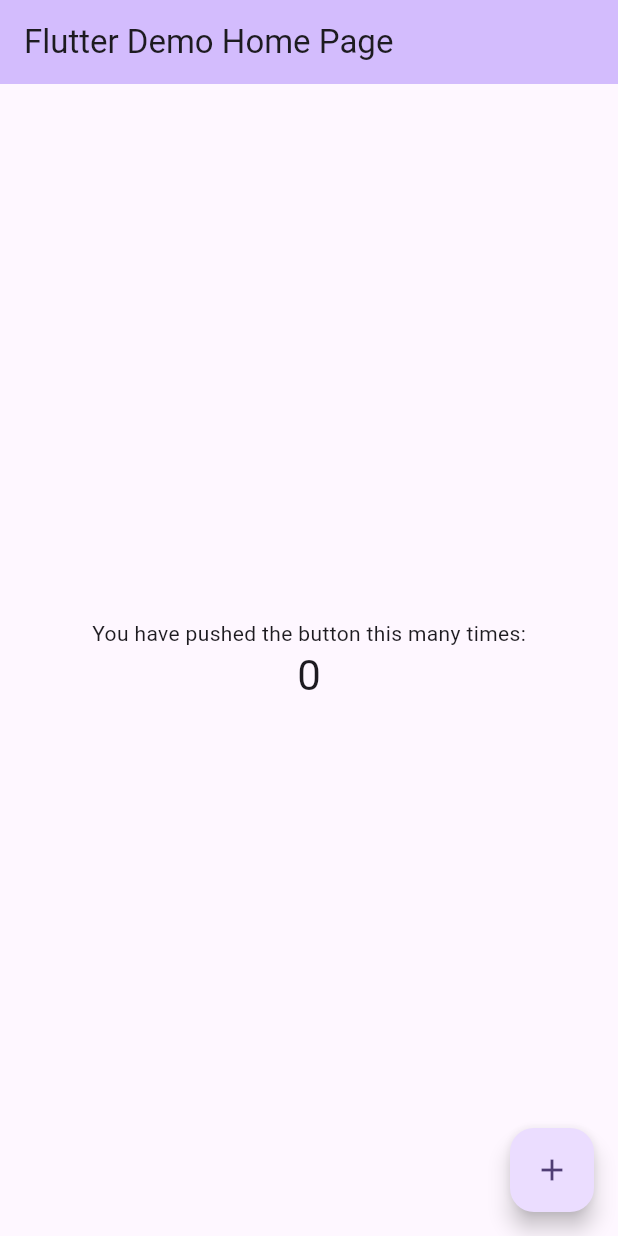
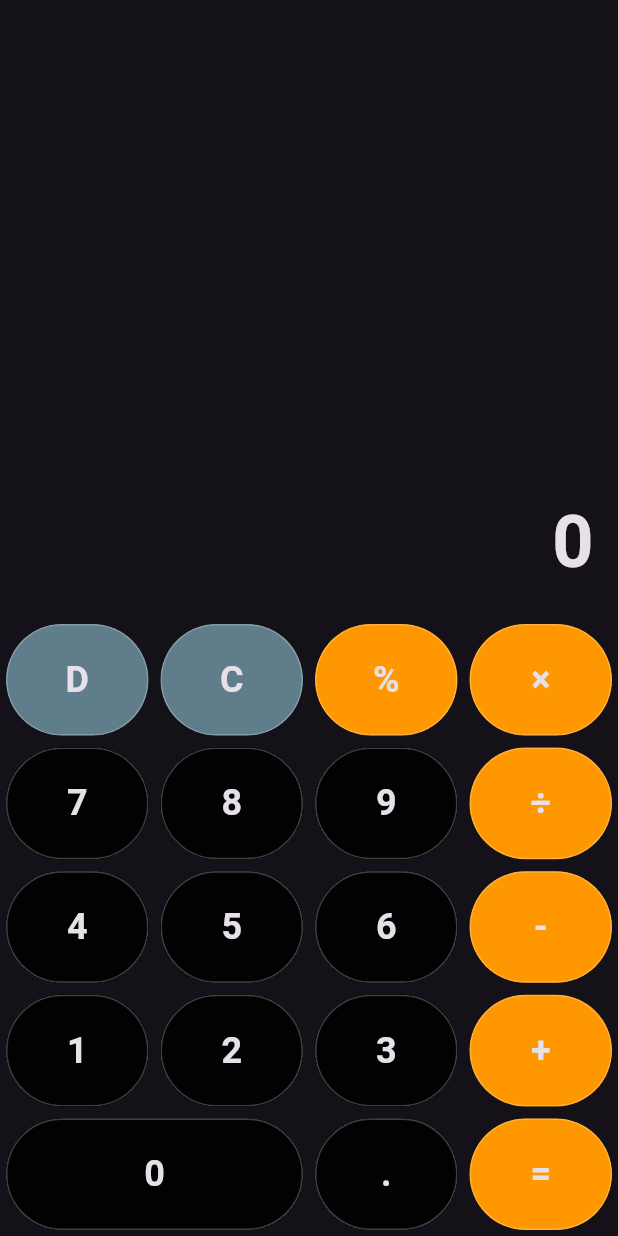
Before and after one commit to CodexGigas07/calculadora, a Flutter app: the screen it shows after launch, on a phone screen of 412 x 824 dp. Run offline on Flutter 3.47's test engine with Material 3 defaults, Android fonts, the phone set to English and light mode, and no system bars.

Commit message:
:sparkles: Agregado archivos button_values, calculator_screen y main

```diff
--- /dev/null
+++ b/lib/button_values.dart
@@ -0,0 +1,44 @@
+class Btn {
+  static const String del = "D";
+  static const String clr = "C";
+  static const String per = "%";
+  static const String multiply = "×";
+  static const String divide = "÷";
+  static const String add = "+";
+  static const String subtract = "-";
+  static const String calculate = "=";
+  static const String dot = ".";
+
+  static const String n0 = "0";
+  static const String n1 = "1";
+  static const String n2 = "2";
+  static const String n3 = "3";
+  static const String n4 = "4";
+  static const String n5 = "5";
+  static const String n6 = "6";
+  static const String n7 = "7";
+  static const String n8 = "8";
+  static const String n9 = "9";
+
+  static const List<String> buttonValues = [
+    del,
+    clr,
+    per,
+    multiply,
+    n7,
+    n8,
+    n9,
+    divide,
+    n4,
+    n5,
+    n6,
+    subtract,
+    n1,
+    n2,
+    n3,
+    add,
+    n0,
+    dot,
+    calculate,
+  ];
+}
--- /dev/null
+++ b/lib/calculator_screen.dart
@@ -0,0 +1,258 @@
+import 'package:calculadora/button_values.dart';
+import 'package:flutter/material.dart';
+
+class CalculatorScreen extends StatefulWidget {
+  const CalculatorScreen({super.key});
+
+  @override
+  State<CalculatorScreen> createState() => _CalculatorScreenState();
+}
+
+class _CalculatorScreenState extends State<CalculatorScreen> {
+  String number1 = ""; // . 0-9
+  String operand = ""; // + - * /
+  String number2 = ""; // . 0-9
+
+  @override
+  Widget build(BuildContext context) {
+    final screenSize = MediaQuery.of(context).size;
+    return Scaffold(
+      body: SafeArea(
+        bottom: false,
+        child: Column(
+          children: [
+            // salida
+            Expanded(
+              child: SingleChildScrollView(
+                reverse: true,
+                child: Container(
+                  alignment: Alignment.bottomRight,
+                  padding: const EdgeInsets.all(16),
+                  child: Text(
+                    "$number1$operand$number2".isEmpty
+                        ? "0"
+                        : "$number1$operand$number2",
+                    style: const TextStyle(
+                      fontSize: 48,
+                      fontWeight: FontWeight.bold,
+                    ),
+                    textAlign: TextAlign.end,
+                  ),
+                ),
+              ),
+            ),
+
+            // botones
+            Wrap(
+              children: Btn.buttonValues
+                  .map(
+                    (value) => SizedBox(
+                      width: value == Btn.n0
+                          ? screenSize.width / 2
+                          : (screenSize.width / 4),
+                      height: screenSize.width / 5,
+                      child: buildButton(value),
+                    ),
+                  )
+                  .toList(),
+            )
+          ],
+        ),
+      ),
+    );
+  }
+
+  Widget buildButton(value) {
+    return Padding(
+      padding: const EdgeInsets.all(4.0),
+      child: Material(
+        color: getBtnColor(value),
+        clipBehavior: Clip.hardEdge,
+        shape: OutlineInputBorder(
+          borderSide: const BorderSide(
+            color: Colors.white24,
+          ),
+          borderRadius: BorderRadius.circular(100),
+        ),
+        child: InkWell(
+          onTap: () => onBtnTap(value),
+          child: Center(
+            child: Text(
+              value,
+              style: const TextStyle(
+                fontWeight: FontWeight.bold,
+                fontSize: 24,
+              ),
+            ),
+          ),
+        ),
+      ),
+    );
+  }
+
+  // ########
+  void onBtnTap(String value) {
+    if (value == Btn.del) {
+      delete();
+      return;
+    }
+
+    if (value == Btn.clr) {
+      clearAll();
+      return;
+    }
+
+    if (value == Btn.per) {
+      convertToPercentage();
+      return;
+    }
+
+    if (value == Btn.calculate) {
+      calculate();
+      return;
+    }
+
+    appendValue(value);
+  }
+
+  // ##############
+  // calcula el resultado
+  void calculate() {
+    if (number1.isEmpty) return;
+    if (operand.isEmpty) return;
+    if (number2.isEmpty) return;
+
+    final double num1 = double.parse(number1);
+    final double num2 = double.parse(number2);
+
+    var result = 0.0;
+    switch (operand) {
+      case Btn.add:
+        result = num1 + num2;
+        break;
+      case Btn.subtract:
+        result = num1 - num2;
+        break;
+      case Btn.multiply:
+        result = num1 * num2;
+        break;
+      case Btn.divide:
+        result = num1 / num2;
+        break;
+      default:
+    }
+
+    setState(() {
+      number1 = result.toStringAsPrecision(3);
+
+      if (number1.endsWith(".0")) {
+        number1 = number1.substring(0, number1.length - 2);
+      }
+
+      operand = "";
+      number2 = "";
+    });
+  }
+
+  // ##############
+  // convierte salida a %
+  void convertToPercentage() {
+    // ej: 434+324
+    if (number1.isNotEmpty && operand.isNotEmpty && number2.isNotEmpty) {
+      // calcula antes de la conversion
+      calculate();
+    }
+
+    if (operand.isNotEmpty) {
+      // no puede ser convertido
+      return;
+    }
+
+    final number = double.parse(number1);
+    setState(() {
+      number1 = "${(number / 100)}";
+      operand = "";
+      number2 = "";
+    });
+  }
+
+  // ##############
+  // limpia toda la salida
+  void clearAll() {
+    setState(() {
+      number1 = "";
+      operand = "";
+      number2 = "";
+    });
+  }
+
+  // ##############
+  // borra numero por numero desde la derecha
+  void delete() {
+    if (number2.isNotEmpty) {
+      // 12323 => 1232
+      number2 = number2.substring(0, number2.length - 1);
+    } else if (operand.isNotEmpty) {
+      operand = "";
+    } else if (number1.isNotEmpty) {
+      number1 = number1.substring(0, number1.length - 1);
+    }
+
+    setState(() {});
+  }
+
+  // #############
+  // agrega valor al final
+  void appendValue(String value) {
+    // numero1 operando nummero2
+    //   234       +      5343
+
+    // si es un operando o no "."
+    if (value != Btn.dot && int.tryParse(value) == null) {
+      // operando presionado
+      if (operand.isNotEmpty && number2.isNotEmpty) {
+        // para hacer calcular la ecuacion antes de agregar un nuevo operando
+        calculate();
+      }
+      operand = value;
+    }
+    // asignar un valor a variable numero1
+    else if (number1.isEmpty || operand.isEmpty) {
+      // comprobar si el valor es "." | ej: numero1 = "1.2"
+      if (value == Btn.dot && number1.contains(Btn.dot)) return;
+      if (value == Btn.dot && (number1.isEmpty || number1 == Btn.n0)) {
+        // ej: numero1 = "" | "0"
+        value = "0.";
+      }
+      number1 += value;
+    }
+    // asignar valor a variable numero2
+    else if (number2.isEmpty || operand.isNotEmpty) {
+      // comprobar si el valor es "." | ej: numero1 = "1.2"
+      if (value == Btn.dot && number2.contains(Btn.dot)) return;
+      if (value == Btn.dot && (number2.isEmpty || number2 == Btn.n0)) {
+        // numero1 = "" | "0"
+        value = "0.";
+      }
+      number2 += value;
+    }
+
+    setState(() {});
+  }
+
+  // ########
+  Color getBtnColor(value) {
+    return [Btn.del, Btn.clr].contains(value)
+        ? Colors.blueGrey
+        : [
+            Btn.per,
+            Btn.multiply,
+            Btn.add,
+            Btn.subtract,
+            Btn.divide,
+            Btn.calculate,
+          ].contains(value)
+            ? Colors.orange
+            : Colors.black87;
+  }
+}
--- a/lib/main.dart
+++ b/lib/main.dart
@@ -1,4 +1,5 @@
 import 'package:flutter/material.dart';
+import 'calculator_screen.dart';
 
 void main() {
   runApp(const MyApp());
@@ -7,119 +8,13 @@ void main() {
 class MyApp extends StatelessWidget {
   const MyApp({super.key});
 
-  // This widget is the root of your application.
   @override
   Widget build(BuildContext context) {
     return MaterialApp(
-      title: 'Flutter Demo',
-      theme: ThemeData(
-        // This is the theme of your application.
-        //
-        // TRY THIS: Try running your application with "flutter run". You'll see
-        // the application has a purple toolbar. Then, without quitting the app,
-        // try changing the seedColor in the colorScheme below to Colors.green
-        // and then invoke "hot reload" (save your changes or press the "hot
-        // reload" button in a Flutter-supported IDE, or press "r" if you used
-        // the command line to start the app).
-        //
-        // Notice that the counter didn't reset back to zero; the application
-        // state is not lost during the reload. To reset the state, use hot
-        // restart instead.
-        //
-        // This works for code too, not just values: Most code changes can be
-        // tested with just a hot reload.
-        colorScheme: ColorScheme.fromSeed(seedColor: Colors.deepPurple),
-        useMaterial3: true,
-      ),
-      home: const MyHomePage(title: 'Flutter Demo Home Page'),
+      title: 'Calculator',
+      debugShowCheckedModeBanner: false,
+      theme: ThemeData.dark(),
+      home: const CalculatorScreen(),
     );
   }
 }
-
-class MyHomePage extends StatefulWidget {
-  const MyHomePage({super.key, required this.title});
-
-  // This widget is the home page of your application. It is stateful, meaning
-  // that it has a State object (defined below) that contains fields that affect
-  // how it looks.
-
-  // This class is the configuration for the state. It holds the values (in this
-  // case the title) provided by the parent (in this case the App widget) and
-  // used by the build method of the State. Fields in a Widget subclass are
-  // always marked "final".
-
-  final String title;
-
-  @override
-  State<MyHomePage> createState() => _MyHomePageState();
-}
-
-class _MyHomePageState extends State<MyHomePage> {
-  int _counter = 0;
-
-  void _incrementCounter() {
-    setState(() {
-      // This call to setState tells the Flutter framework that something has
-      // changed in this State, which causes it to rerun the build method below
-      // so that the display can reflect the updated values. If we changed
-      // _counter without calling setState(), then the build method would not be
-      // called again, and so nothing would appear to happen.
-      _counter++;
-    });
-  }
-
-  @override
-  Widget build(BuildContext context) {
-    // This method is rerun every time setState is called, for instance as done
-    // by the _incrementCounter method above.
-    //
-    // The Flutter framework has been optimized to make rerunning build methods
-    // fast, so that you can just rebuild anything that needs updating rather
-    // than having to individually change instances of widgets.
-    return Scaffold(
-      appBar: AppBar(
-        // TRY THIS: Try changing the color here to a specific color (to
-        // Colors.amber, perhaps?) and trigger a hot reload to see the AppBar
-        // change color while the other colors stay the same.
-        backgroundColor: Theme.of(context).colorScheme.inversePrimary,
-        // Here we take the value from the MyHomePage object that was created by
-        // the App.build method, and use it to set our appbar title.
-        title: Text(widget.title),
-      ),
-      body: Center(
-        // Center is a layout widget. It takes a single child and positions it
-        // in the middle of the parent.
-        child: Column(
-          // Column is also a layout widget. It takes a list of children and
-          // arranges them vertically. By default, it sizes itself to fit its
-          // children horizontally, and tries to be as tall as its parent.
-          //
-          // Column has various properties to control how it sizes itself and
-          // how it positions its children. Here we use mainAxisAlignment to
-          // center the children vertically; the main axis here is the vertical
-          // axis because Columns are vertical (the cross axis would be
-          // horizontal).
-          //
-          // TRY THIS: Invoke "debug painting" (choose the "Toggle Debug Paint"
-          // action in the IDE, or press "p" in the console), to see the
-          // wireframe for each widget.
-          mainAxisAlignment: MainAxisAlignment.center,
-          children: <Widget>[
-            const Text(
-              'You have pushed the button this many times:',
-            ),
-            Text(
-              '$_counter',
-              style: Theme.of(context).textTheme.headlineMedium,
-            ),
-          ],
-        ),
-      ),
-      floatingActionButton: FloatingActionButton(
-        onPressed: _incrementCounter,
-        tooltip: 'Increment',
-        child: const Icon(Icons.add),
-      ), // This trailing comma makes auto-formatting nicer for build methods.
-    );
-  }
-}
```
